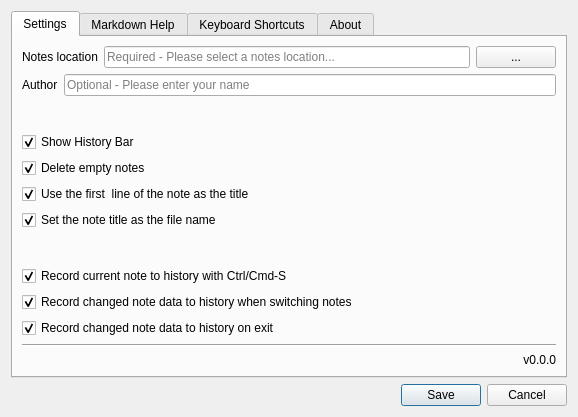
akehrer/Motome, file Motome/Views/SettingsDialog.ui: the form before one commit.
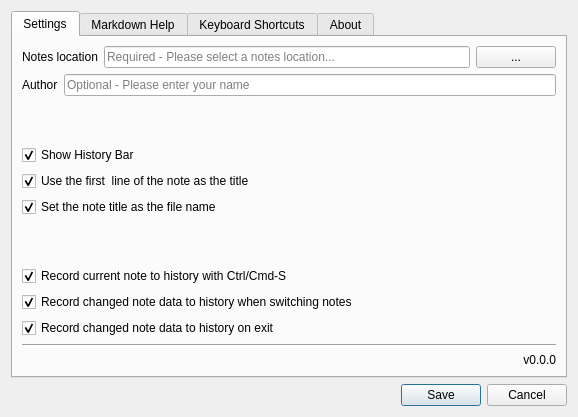
The form after the commit. Icons and pictures are not drawn.

Commit message: New MotomeTextBrowser that uses a NoteModel and builtin save Lots of MainWindow cleanup to handle new text browser Removed delete empty note feature

```diff
--- a/Motome/Views/SettingsDialog.ui
+++ b/Motome/Views/SettingsDialog.ui
@@ -106,19 +106,6 @@
          </property>
         </widget>
        </item>
-       <item>
-        <widget class="QCheckBox" name="conf_checkbox_deleteempty">
-         <property name="toolTip">
-          <string>Should notes that contain no content be deleted, including their history?</string>
-         </property>
-         <property name="text">
-          <string>Delete empty notes</string>
-         </property>
-         <property name="checked">
-          <bool>true</bool>
-         </property>
-        </widget>
-       </item>
        <item>
         <widget class="QCheckBox" name="conf_checkbox_firstlinetitle">
          <property name="text">
```
The commit also changes 7 other files.
